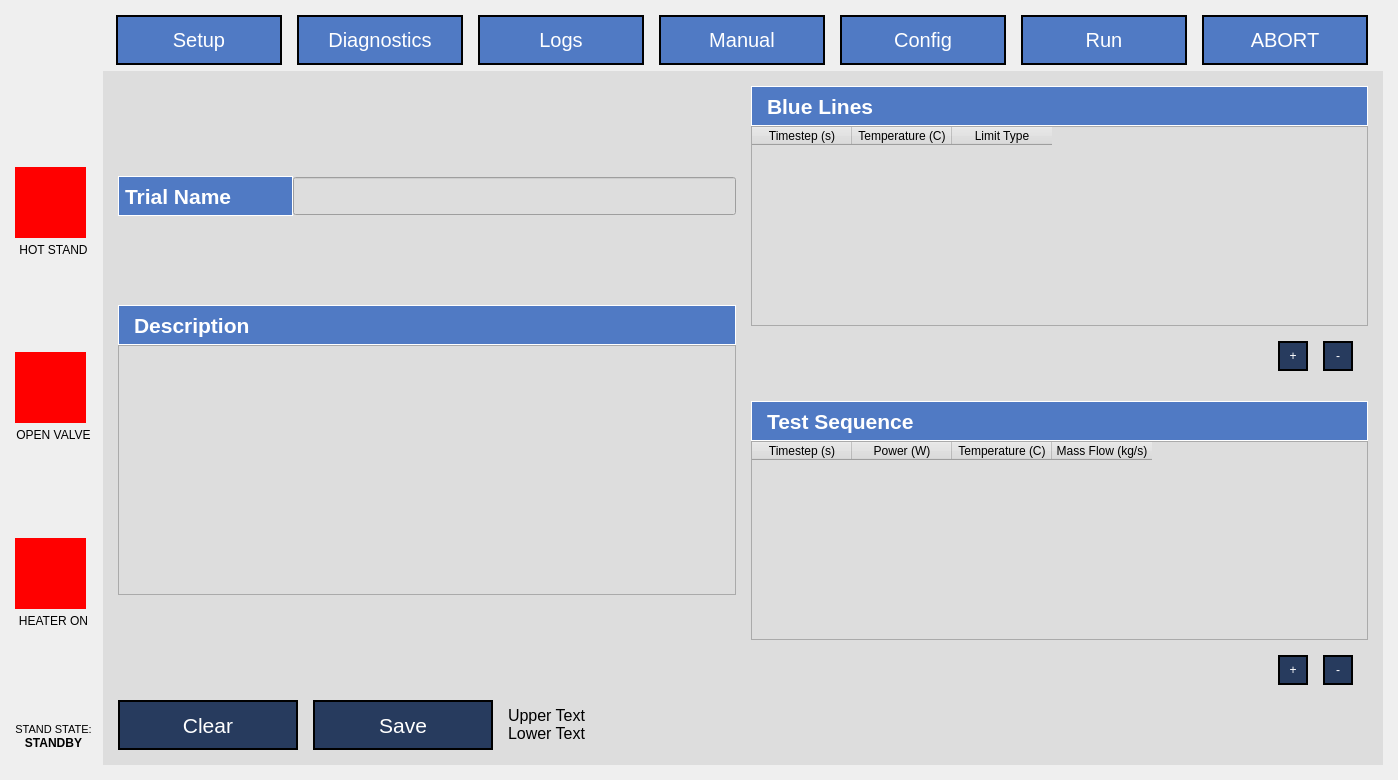
The window that App/UI/QT5_Generated_UI.ui (osuntp/ntp) describes before a commit, drawn with Qt 5.
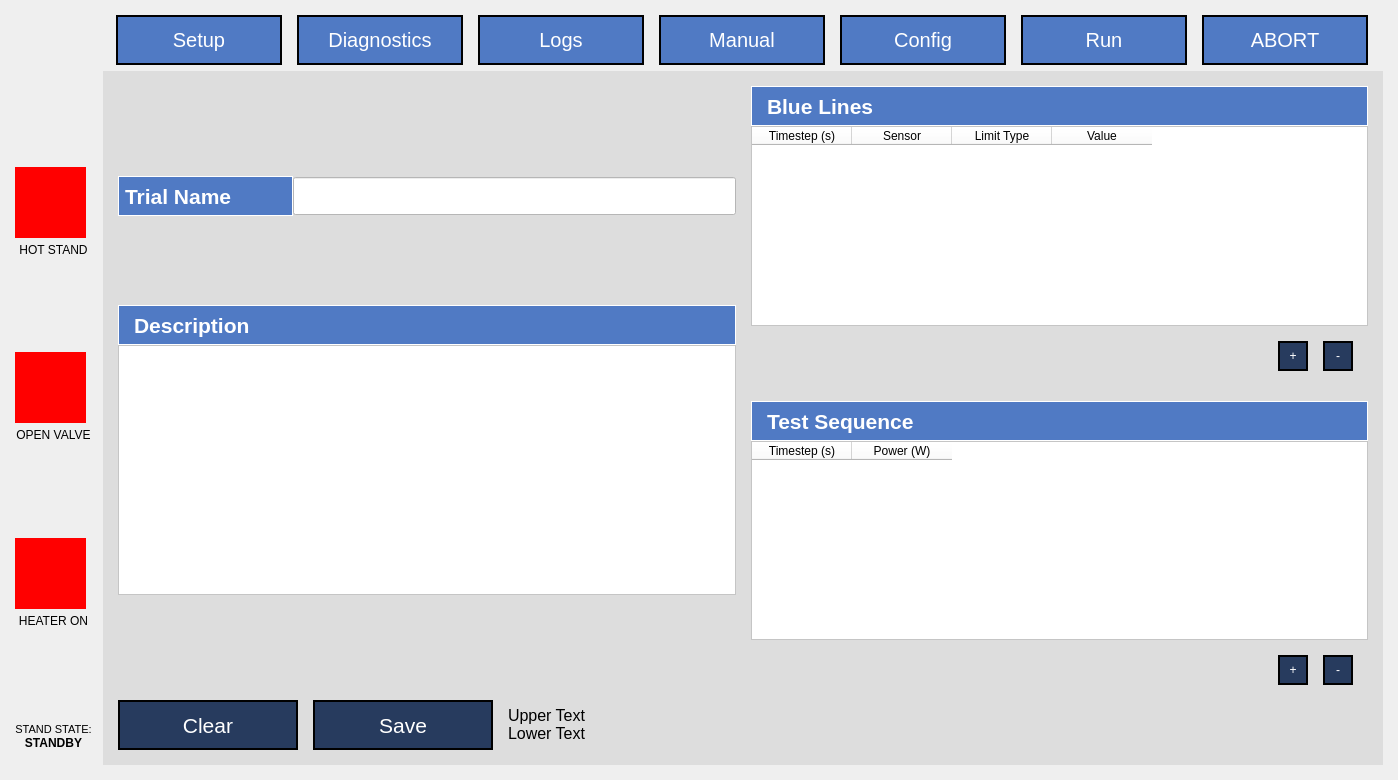
The same window after the commit. The open tabs and pages were chosen to show the change. Custom widgets are drawn as their Qt base class.

Commit message: Edited configuration blue lines to support sensor selection.

Diff of the .ui file:
```diff
--- a/App/UI/QT5_Generated_UI.ui
+++ b/App/UI/QT5_Generated_UI.ui
@@ -1678,6 +1678,9 @@
                     <height>38</height>
                    </size>
                   </property>
+                  <property name="styleSheet">
+                   <string notr="true">background-color: rgb(255, 255, 255);</string>
+                  </property>
                  </widget>
                 </item>
                </layout>
@@ -1745,6 +1748,12 @@
                   <height>250</height>
                  </size>
                 </property>
+                <property name="styleSheet">
+                 <string notr="true">background-color: rgb(255, 255, 255);</string>
+                </property>
+                <property name="plainText">
+                 <string/>
+                </property>
                </widget>
               </item>
               <item>
@@ -1820,6 +1829,9 @@
                   <verstretch>0</verstretch>
                  </sizepolicy>
                 </property>
+                <property name="styleSheet">
+                 <string notr="true">background-color: rgb(255, 255, 255);</string>
+                </property>
                 <column>
                  <property name="text">
                   <string>Timestep (s)</string>
@@ -1827,7 +1839,7 @@
                 </column>
                 <column>
                  <property name="text">
-                  <string>Temperature (C)</string>
+                  <string>Sensor</string>
                  </property>
                 </column>
                 <column>
@@ -1835,6 +1847,11 @@
                   <string>Limit Type</string>
                  </property>
                 </column>
+                <column>
+                 <property name="text">
+                  <string>Value</string>
+                 </property>
+                </column>
                </widget>
               </item>
               <item>
@@ -2006,6 +2023,9 @@
                   <verstretch>0</verstretch>
                  </sizepolicy>
                 </property>
+                <property name="styleSheet">
+                 <string notr="true">background-color: rgb(255, 255, 255);</string>
+                </property>
                 <column>
                  <property name="text">
                   <string>Timestep (s)</string>
@@ -2016,16 +2036,6 @@
                   <string>Power (W)</string>
                  </property>
                 </column>
-                <column>
-                 <property name="text">
-                  <string>Temperature (C)</string>
-                 </property>
-                </column>
-                <column>
-                 <property name="text">
-                  <string>Mass Flow (kg/s)</string>
-                 </property>
-                </column>
                </widget>
               </item>
               <item>
```
Left out of the diff: 26 changed lines with no effect on the pictures. The commit also changes 4 other files.
